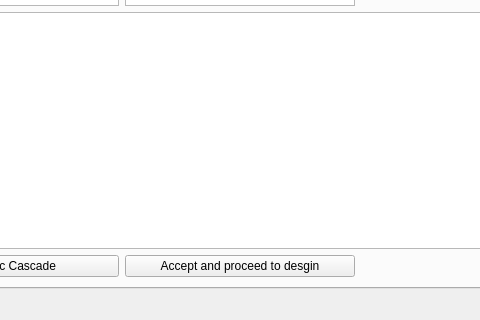
Above: app/designer/main_view/main_view.ui from grupo-tc-volcan/TP4 before the change; both pictures show x 155 to 635 and y 458 to 778 of the 1211 by 778 pixel window. Below: the same form after it.
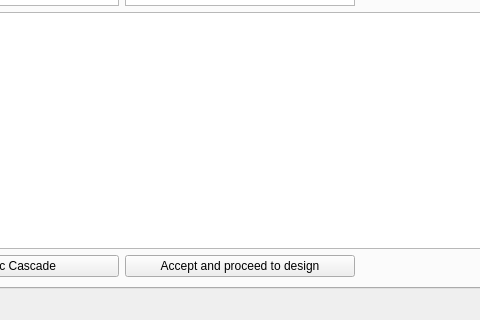
That is the form after the change. The open tabs and pages were chosen to show the change. Icons and pictures are not drawn.

Diff of the .ui file:
```diff
--- a/app/designer/main_view/main_view.ui
+++ b/app/designer/main_view/main_view.ui
@@ -741,7 +741,7 @@
         <item row="6" column="2" colspan="2">
          <widget class="QPushButton" name="proceed_to_design">
           <property name="text">
-           <string>Accept and proceed to desgin</string>
+           <string>Accept and proceed to design</string>
           </property>
          </widget>
         </item>
```
